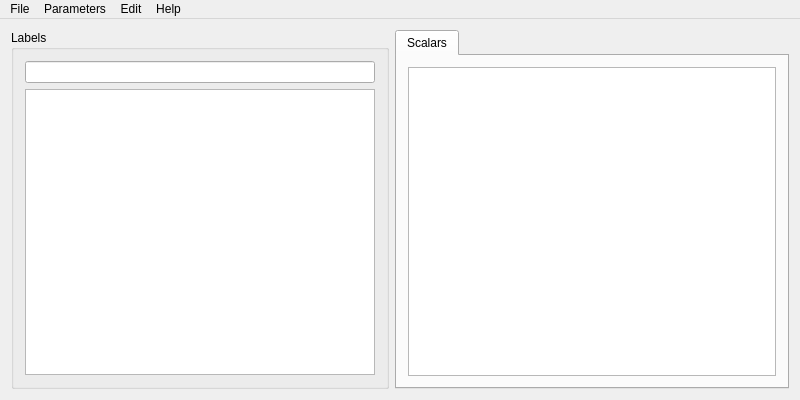
pa23/diecat, file forms/mainwindow.ui: the form before one commit.
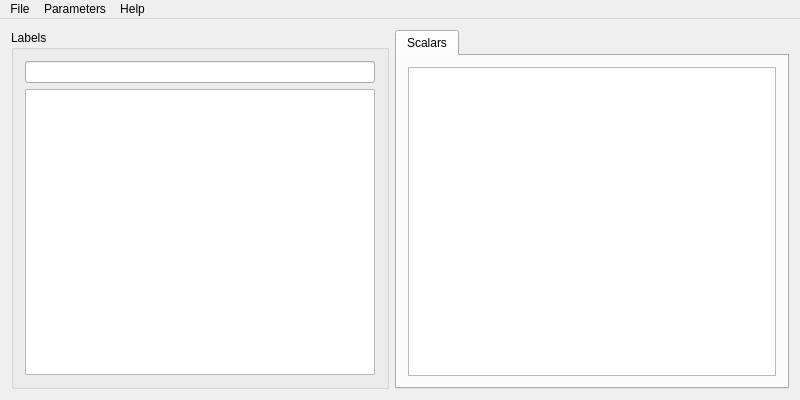
The form after the commit.

Patch:
```diff
--- a/forms/mainwindow.ui
+++ b/forms/mainwindow.ui
@@ -138,16 +138,6 @@
     </property>
     <addaction name="action_About"/>
    </widget>
-   <widget class="QMenu" name="menuEdit">
-    <property name="title">
-     <string>Edit</string>
-    </property>
-    <addaction name="action_Undo"/>
-    <addaction name="action_Redo"/>
-    <addaction name="separator"/>
-    <addaction name="action_ResetSelections"/>
-    <addaction name="action_ResetAllChanges"/>
-   </widget>
    <widget class="QMenu" name="menuParameters">
     <property name="title">
      <string>Parameters</string>
@@ -161,7 +151,6 @@
    </widget>
    <addaction name="menuFile"/>
    <addaction name="menuParameters"/>
-   <addaction name="menuEdit"/>
    <addaction name="menuHelp"/>
   </widget>
   <action name="action_OpenProject">
```
